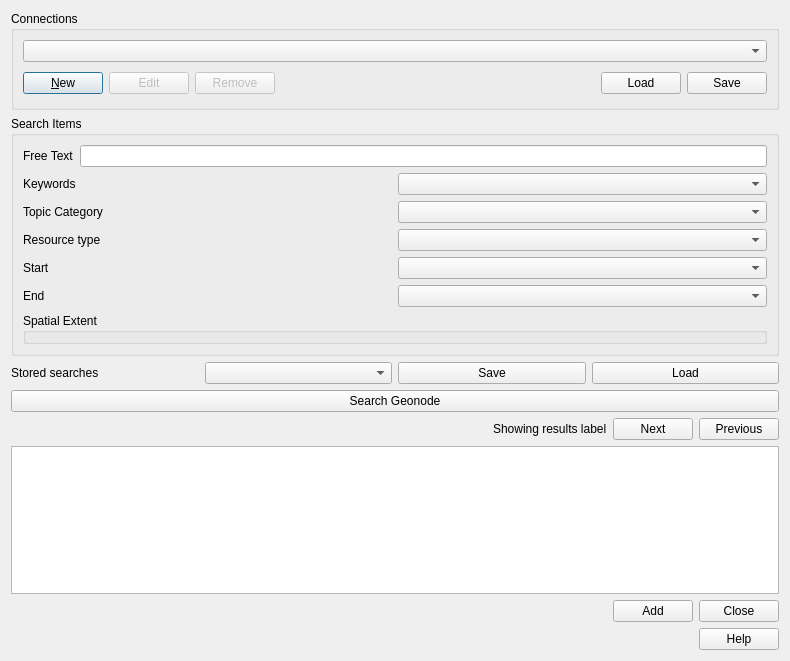
Above: src/qgis_geonode/ui/qgis_geonode_main_ui.ui from GeoNode/QGISGeoNodePlugin before the change. Below: the same form after it.
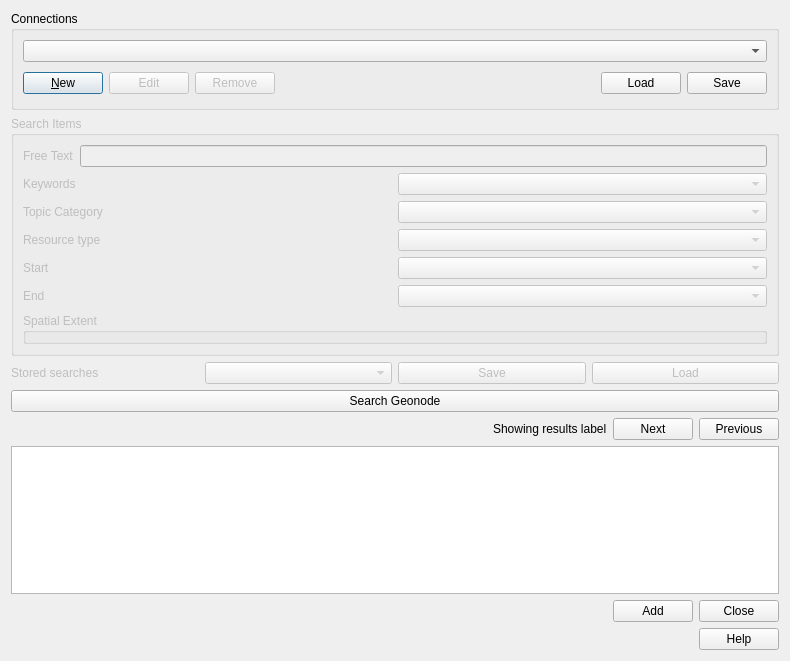
That is the form after the change.

Commit message: disable search filter items

The edit to the form file:
```diff
--- a/src/qgis_geonode/ui/qgis_geonode_main_ui.ui
+++ b/src/qgis_geonode/ui/qgis_geonode_main_ui.ui
@@ -104,6 +104,9 @@
    </item>
    <item>
     <widget class="QGroupBox" name="GroupBox1_2">
+     <property name="enabled">
+      <bool>false</bool>
+     </property>
      <property name="title">
       <string>Search Items</string>
      </property>
@@ -208,7 +211,7 @@
       <item>
        <widget class="QGroupBox" name="groupBox">
         <property name="enabled">
-         <bool>true</bool>
+         <bool>false</bool>
         </property>
         <property name="title">
          <string>Spatial Extent</string>
@@ -225,16 +228,26 @@
     <layout class="QHBoxLayout" name="horizontalLayout_11">
      <item>
       <widget class="QLabel" name="label_7">
+       <property name="enabled">
+        <bool>false</bool>
+       </property>
        <property name="text">
         <string>Stored searches</string>
        </property>
       </widget>
      </item>
      <item>
-      <widget class="QComboBox" name="comboBox_6"/>
+      <widget class="QComboBox" name="comboBox_6">
+       <property name="enabled">
+        <bool>false</bool>
+       </property>
+      </widget>
      </item>
      <item>
       <widget class="QPushButton" name="btnSave_3">
+       <property name="enabled">
+        <bool>false</bool>
+       </property>
        <property name="toolTip">
         <string>Save connections to file</string>
        </property>
@@ -245,6 +258,9 @@
      </item>
      <item>
       <widget class="QPushButton" name="btnLoad_3">
+       <property name="enabled">
+        <bool>false</bool>
+       </property>
        <property name="toolTip">
         <string>Load connections from file</string>
        </property>
```
Left out of the diff: 2 changed lines with no effect on the pictures.
